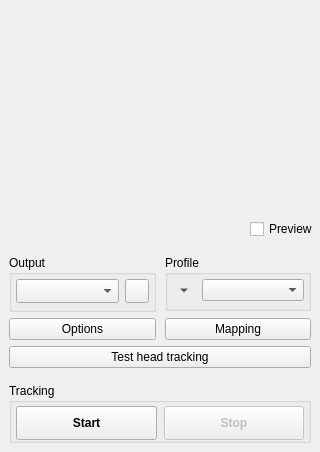
First picture: the form in opentrack/main-window.ui, repository Bfreak/opentrack, before the edit.
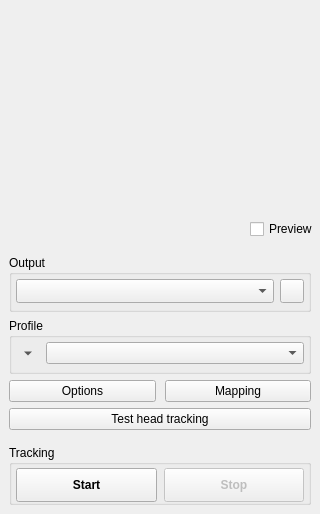
Second picture: the form after the edit. Icons and pictures are not drawn. Custom widgets are drawn as their Qt base class.

Diff of the .ui file:
```diff
--- a/opentrack/main-window.ui
+++ b/opentrack/main-window.ui
@@ -149,7 +149,7 @@
        <property name="horizontalSpacing">
         <number>9</number>
        </property>
-       <item row="1" column="0">
+       <item row="2" column="0">
         <widget class="QPushButton" name="btnShortcuts">
          <property name="sizePolicy">
           <sizepolicy hsizetype="Minimum" vsizetype="Maximum">
@@ -172,7 +172,7 @@
          </property>
         </widget>
        </item>
-       <item row="0" column="0">
+       <item row="0" column="0" colspan="2">
         <widget class="QGroupBox" name="groupProto">
          <property name="sizePolicy">
           <sizepolicy hsizetype="Minimum" vsizetype="Maximum">
@@ -248,7 +248,7 @@
          </layout>
         </widget>
        </item>
-       <item row="0" column="1">
+       <item row="1" column="0" colspan="2">
         <widget class="QGroupBox" name="groupProfile">
          <property name="sizePolicy">
           <sizepolicy hsizetype="Minimum" vsizetype="Maximum">
@@ -322,7 +322,7 @@
          </layout>
         </widget>
        </item>
-       <item row="1" column="1">
+       <item row="2" column="1">
         <widget class="QPushButton" name="btnEditCurves">
          <property name="sizePolicy">
           <sizepolicy hsizetype="Minimum" vsizetype="Maximum">
@@ -345,7 +345,7 @@
          </property>
         </widget>
        </item>
-       <item row="2" column="0" colspan="2">
+       <item row="3" column="0" colspan="2">
         <widget class="QPushButton" name="btnHeadTest">
          <property name="sizePolicy">
           <sizepolicy hsizetype="Minimum" vsizetype="Maximum">
```
